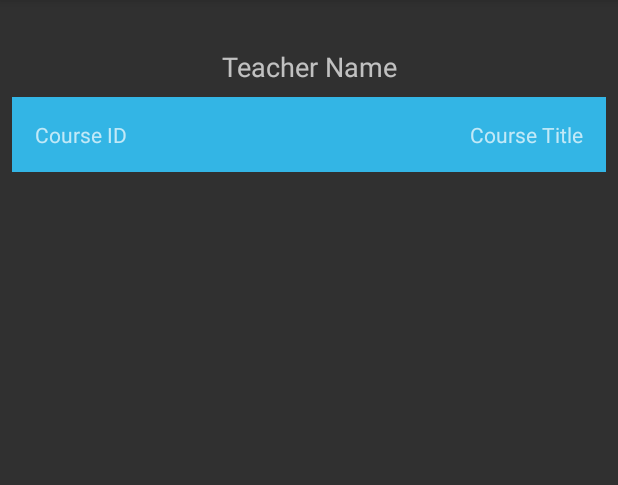
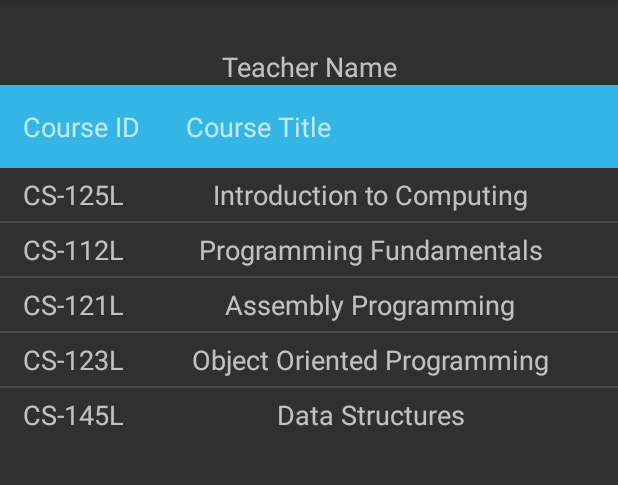
Before and after one commit to AdnanMuhib/Rubricon, an Android app: the LabEvaluationActivity screen opened directly, with no data from a screen before it, on a phone screen of 412 x 824 dp, the part 84-569 px from its top. Run offline under Robolectric (Android 15) with nearby library versions, the phone set to English and light mode, and no system bars.

Commit message:
:ok_hand: Update: Lab Evaluation Main Activity to Use Course Custom List Adapter

```diff
--- a/app/src/main/java/com/mad/rubricon/LabEvaluationActivity.java
+++ b/app/src/main/java/com/mad/rubricon/LabEvaluationActivity.java
@@ -4,6 +4,9 @@ import android.content.Intent;
 import android.support.v7.app.AppCompatActivity;
 import android.os.Bundle;
 import android.view.MenuItem;
+import android.widget.ListView;
+
+import java.util.ArrayList;
 
 public class LabEvaluationActivity extends AppCompatActivity {
 
@@ -11,6 +14,25 @@ public class LabEvaluationActivity extends AppCompatActivity {
     protected void onCreate(Bundle savedInstanceState) {
         super.onCreate(savedInstanceState);
         setContentView(R.layout.activity_lab_evaluation);
+        ArrayList<Course> courses = getCoursesList();
+        CourseListCustomAdapter adapter = new CourseListCustomAdapter(courses, this);
+        ListView coursesListView = (ListView) findViewById(R.id.mCourseList);
+        coursesListView.setAdapter(adapter);
+    }
+    public ArrayList<Course> getCoursesList(){
+        // get list of Courses  from Database
+
+            // code goes here....
+
+        // Dummy Data for Testing
+        ArrayList<Course> crses = new ArrayList<Course>();
+        crses.add(new Course(1,"CS-125L", "Introduction to Computing"));
+        crses.add(new Course(2,"CS-112L", "Programming Fundamentals"));
+        crses.add(new Course(3,"CS-121L", "Assembly Programming"));
+        crses.add(new Course(4,"CS-123L", "Object Oriented Programming"));
+        crses.add(new Course(5,"CS-145L", "Data Structures"));
+
+        return crses;
     }
     @Override
     public boolean onOptionsItemSelected(MenuItem item) {
--- a/app/src/main/res/layout/activity_lab_evaluation.xml
+++ b/app/src/main/res/layout/activity_lab_evaluation.xml
@@ -22,26 +22,19 @@
         app:layout_constraintTop_toTopOf="parent" />
 
     <TableLayout
+        android:id="@+id/tableLayout"
         android:layout_width="0dp"
-        android:layout_height="0dp"
-        android:layout_marginBottom="8dp"
-        android:layout_marginEnd="8dp"
-        android:layout_marginLeft="8dp"
-        android:layout_marginRight="8dp"
-        android:layout_marginStart="8dp"
-        android:layout_marginTop="8dp"
-        app:layout_constraintBottom_toBottomOf="parent"
+        android:layout_height="wrap_content"
+        android:stretchColumns="1"
         app:layout_constraintEnd_toEndOf="parent"
         app:layout_constraintHorizontal_bias="0.0"
         app:layout_constraintStart_toStartOf="parent"
-        app:layout_constraintTop_toBottomOf="@+id/textViewTeacherName"
-        app:layout_constraintVertical_bias="0.0"
-        android:stretchColumns="1">
+        app:layout_constraintTop_toBottomOf="@+id/textViewTeacherName">
 
         <TableRow
             android:id="@+id/tblHeadRow"
             android:layout_width="match_parent"
-            android:layout_height="match_parent"
+            android:layout_height="wrap_content"
             android:background="@android:color/holo_blue_light">
 
             <TextView
@@ -49,19 +42,30 @@
                 android:layout_width="wrap_content"
                 android:layout_height="wrap_content"
                 android:padding="15dp"
-                android:text="Course ID" />
+                android:text="Course ID"
+                android:textSize="18sp" />
 
             <TextView
                 android:id="@+id/textViewCrsTitle"
                 android:layout_width="wrap_content"
-                android:layout_height="match_parent"
-                android:gravity="right"
+                android:layout_height="wrap_content"
+                android:gravity="left"
                 android:padding="15dp"
-                android:text="Course Title" />
+                android:text="Course Title"
+                android:textSize="18sp" />
         </TableRow>
 
         <TableRow
             android:layout_width="match_parent"
-            android:layout_height="match_parent" />
+            android:layout_height="match_parent">
+
+        </TableRow>
     </TableLayout>
+
+    <ListView
+        android:id="@+id/mCourseList"
+        android:layout_width="match_parent"
+        android:layout_height="0dp"
+        app:layout_constraintTop_toBottomOf="@+id/tableLayout"
+        tools:layout_editor_absoluteX="8dp" />
 </android.support.constraint.ConstraintLayout>
```
